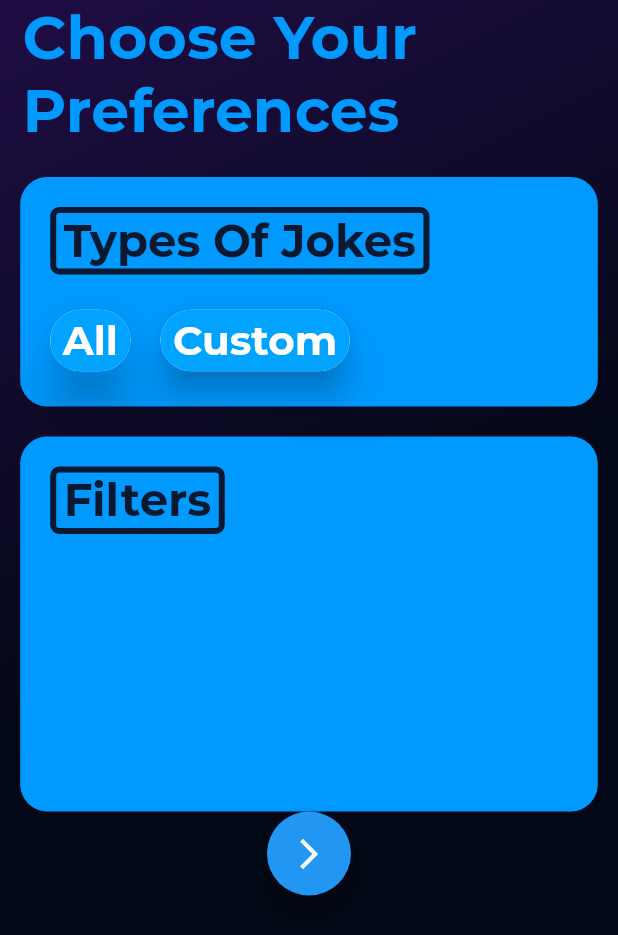
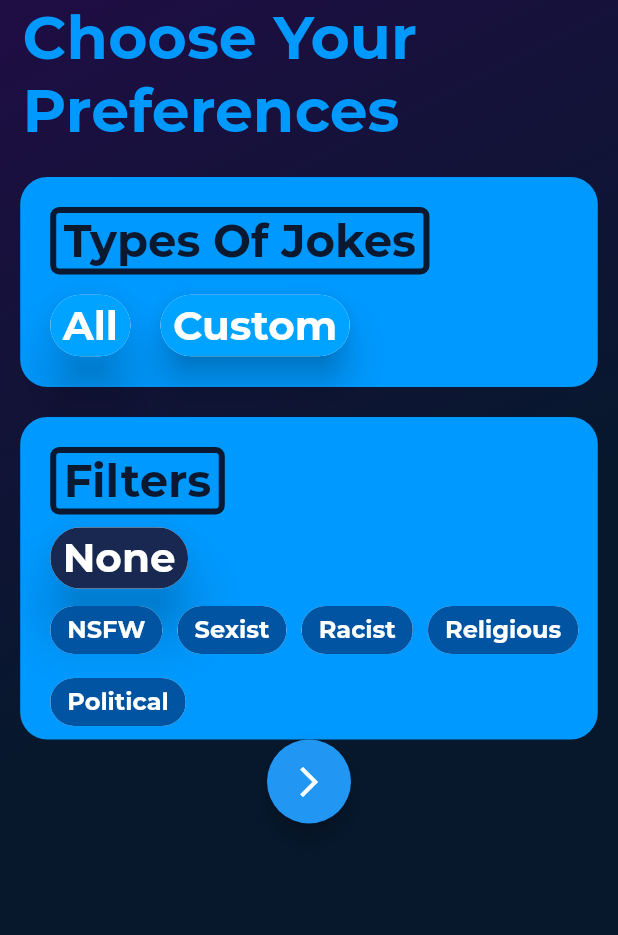
Before and after one commit to Sansh20/JokesApp, a Flutter app: the screen it shows after launch, after a tap on "All", on a phone screen of 412 x 824 dp. Shown: the top 935 px of the screen. Run offline on Flutter 3.47's test engine with Material 2 defaults, Android fonts, the phone set to English and light mode, and no system bars; our stand-ins replace shared_preferences.

Commit message:
Added Filters

```diff
--- a/lib/screens/choosePref.dart
+++ b/lib/screens/choosePref.dart
@@ -3,7 +3,6 @@ import 'package:darkjokes/services/prefs.dart';
 import 'package:flutter/material.dart';
 
 class ChoosePrefs extends StatefulWidget {
-  bool _isSelected = false;
   @override
   _ChoosePrefsState createState() => _ChoosePrefsState();
 }
@@ -11,12 +10,13 @@ class ChoosePrefs extends StatefulWidget {
 class _ChoosePrefsState extends State<ChoosePrefs> {
   bool allSel = true;
   bool cusSel = false;
+  bool noneSel = true;
   bool _visible = false;
-  double hei = 180;
+  double hei = 140;
   String categString;
-  String filter = '';
+  String filtString = '';
   TextStyle choStyle= TextStyle(fontSize: 27, fontFamily: 'Montserrat', fontWeight: FontWeight.w600, color: Colors.white);
-  TextStyle filtStyle= TextStyle(fontSize: 15, fontFamily: 'Montserrat', fontWeight: FontWeight.w600, color: Colors.white);
+  TextStyle filtStyle= TextStyle(fontSize: 16, fontFamily: 'Montserrat', fontWeight: FontWeight.w600, color: Colors.white);
   void apppearTime(bool selected){
     int timel=0;
     if(selected==false){
@@ -32,28 +32,55 @@ class _ChoosePrefsState extends State<ChoosePrefs> {
     });
     }
   }
+
   final List<Categories> _categsList = <Categories>[
     const Categories('Dark'),
     const Categories('Programming'),
     const Categories('Miscellaneous'),
   ];
-  List<String> _chips = <String>[];
+
+  List<String> _cchips = <String>[];
   setCategString(){
     setState(() {
-      categString=_chips.join(',');
+      if(allSel){
+        categString = 'Any';
+      }
+      else{
+        categString=_cchips.join(',');
+      }
     });
     print(categString);
+  }
+  final List<Blacklists> _filtList = <Blacklists>[
+    const Blacklists('NSFW'),
+    const Blacklists('Sexist'),
+    const Blacklists('Racist'),
+    const Blacklists('Religious'),
+    const Blacklists('Political'),
+  ];
+  List<String> _fchips = <String>[];
+  setFiltString(){
+    setState(() {
+      if(noneSel){
+        filtString = '';
+      }
+      else{
+        filtString='?blacklistFlags=' +_fchips.join(',');
+      }
+    });
+    print(filtString);
   }
   @override
   Widget build(BuildContext context) {
   var screenSize =  MediaQuery.of(context).size;
     return Scaffold(
           body: Container(
+            height: screenSize.height,
             decoration: BoxDecoration(
               gradient: LinearGradient(
                 begin: Alignment.topLeft,
                 end: Alignment.center,
-              colors: [Color(0xfff1F0D44), Color(0xfff020815)]
+                colors: [Color(0xfff1F0D44), Color.fromRGBO(7, 24, 45, 1.0)]
               ),
             ),
           child: Column(
@@ -85,7 +112,7 @@ class _ChoosePrefsState extends State<ChoosePrefs> {
                       ),
                       child: Text('Types Of Jokes', style: TextStyle(fontFamily: 'Montserrat', fontWeight: FontWeight.w600, color: Color.fromRGBO(10, 24, 48, 1.0), fontSize: 30),)
                     ),
-                    Padding(padding: const EdgeInsets.only(top:20)),
+                    Padding(padding: const EdgeInsets.only(top:10)),
                     Wrap(
                       spacing: 20.0,
                       children: [
@@ -100,11 +127,15 @@ class _ChoosePrefsState extends State<ChoosePrefs> {
                           onSelected: (bool selected) {
                             setState(() {
                               allSel=selected;
-                              categString='Any';
-                              if(cusSel = true){
+                              for(Categories los in _categsList){
+                                _cchips.removeWhere((String delete){
+                                  return delete == los.categs;
+                                });
+                              }
+                              if(cusSel){
                                 cusSel= false;
                                 _visible= false;
-                                hei = 153;
+                                hei = 140;
                               }
                             });
                           },
@@ -120,10 +151,15 @@ class _ChoosePrefsState extends State<ChoosePrefs> {
                           selected: cusSel,
                           onSelected: (bool selected) {
                             setState(() {
-                              hei = 230;
+                              hei = 220;
                               cusSel=selected;
                               if(cusSel==false){
-                                hei=153;
+                                hei=140;
+                                for(Categories los in _categsList){
+                                _cchips.removeWhere((String delete){
+                                  return delete == los.categs;
+                                });
+                              }
                             }
                               allSel=!selected;
                               apppearTime(selected);
@@ -139,11 +175,11 @@ class _ChoosePrefsState extends State<ChoosePrefs> {
                       color: Colors.black,
                       )*/
                     AnimatedOpacity(
-                      duration: Duration(milliseconds: 800),
+                      duration: Duration(milliseconds: 500),
                       opacity: _visible? 1.0:0.0,
                       child: _visible ?
                       Wrap(
-                        spacing: 5,
+                        spacing: 9,
                         children: categChips.toList(),
                       ) : Text(''),
                     ),
@@ -153,7 +189,7 @@ class _ChoosePrefsState extends State<ChoosePrefs> {
               Padding(padding: const EdgeInsets.only(top: 20)),
               Container(
                 padding: const EdgeInsets.only(left: 20, top: 20),
-                height: 250,
+                height: 215,
                 width: screenSize.width/1.07,
                 decoration: BoxDecoration(
                   color: Color(0xfff0099FF),
@@ -170,12 +206,71 @@ class _ChoosePrefsState extends State<ChoosePrefs> {
                       ),
                       child: Text('Filters', style: TextStyle(fontFamily: 'Montserrat', fontWeight: FontWeight.w600, color: Color.fromRGBO(10, 24, 48, 1.0), fontSize: 30),)
                     ),
+                    Padding(padding: const EdgeInsets.only(top:5),),
+                    ChoiceChip(
+                      label: Text('None'),
+                      backgroundColor: Color.fromRGBO(0, 163, 255, 1.0),
+                      elevation: 15.0,
+                      pressElevation: 0.0,
+                      shadowColor: Colors.black,
+                      labelStyle: choStyle,
+                      selected: noneSel,
+                      onSelected: (bool selected) {
+                        setState(() {
+                          noneSel=selected;
+                          if(noneSel==true){
+                            for(Blacklists polos in _filtList){
+                            _fchips.removeWhere((String delete){
+                              return delete == polos.filts;
+                            });
+                          }}
+                        });
+                      },
+                      selectedColor: Color.fromRGBO(24, 40, 80, 1.0),
+                    ),
+                    Padding(
+                      padding: const EdgeInsets.only(right: 10.0),
+                      child: Wrap(
+                        spacing: 10.0,
+                        children: filtChips.toList(),
+                      ),
+                    )
                   ]
                 ),
               ),
               FloatingActionButton(
                 child: Icon(Icons.arrow_forward_ios),
-                onPressed: ()=> setCategString(),
+                onPressed: () {
+                  setCategString();
+                  setFiltString();
+                  if(categString=='' || filtString=='?blacklistFlags=' || filtString==null){
+                    showDialog(
+                      context: context,
+                      builder: (BuildContext context){
+                        return AlertDialog(
+                          title: Text('Warning!', style: TextStyle(fontFamily: 'Montserrat', color: Colors.amber, fontWeight: FontWeight.w600,)),
+                          content: Container(
+                            padding: const EdgeInsets.only(left: 5, right: 5),
+                            decoration: BoxDecoration(
+                              color: Colors.amber,
+                              borderRadius: BorderRadius.circular(6.0),
+                              border: Border.all(color: Color.fromRGBO(10, 24, 48, 1.0), width: 4.0,),
+                            ),
+                            child: Text('Please Select A Category or Just Select "All" and Leave Filters to "None"', style: TextStyle(fontFamily: 'Montserrat', fontWeight: FontWeight.w600, color: Color.fromRGBO(10, 24, 48, 1.0), fontSize: 20),)
+                          ),
+                          actions: [
+                            FlatButton(
+                              child: Text('Close'),
+                              color: Color.fromRGBO(36, 58, 114, 1.0),
+                              onPressed: Navigator.of(context).pop,
+                            ),
+                          ],
+                          backgroundColor: Color.fromRGBO(0, 84, 161, 1.0),
+                        );
+                      }
+                    );
+                  }
+                }
               )
             ],
           ),
@@ -188,16 +283,18 @@ class _ChoosePrefsState extends State<ChoosePrefs> {
       yield FilterChip(
         label: Text(categ.categs),
         labelStyle: filtStyle,
-        backgroundColor: Color.fromRGBO(12, 66, 59, 1.0),
+        backgroundColor: Color.fromRGBO(0, 84, 161, 1.0),
         selectedColor: Color.fromRGBO(36, 58, 114, 1.0),
-        selected: _chips.contains(categ.categs),
+        checkmarkColor: Colors.white,
+        selected: _cchips.contains(categ.categs),
         onSelected: (bool selected){
           setState(() {
             if(selected){
-              _chips.add(categ.categs);
+              _cchips.add(categ.categs);
             }
+
             else{
-              _chips.removeWhere((String delete) {
+              _cchips.removeWhere((String delete) {
                 return delete == categ.categs;
               });
             }
@@ -207,62 +304,30 @@ class _ChoosePrefsState extends State<ChoosePrefs> {
       );
     }
   }
-
-  Widget filtersPrefs(){
-    return Wrap(
-        spacing: 10,
-        children: [
-          FilterChip(
-            backgroundColor: Color(0xff020815),
-            label: Text('NSFW'),
+  Iterable<Widget> get filtChips sync*{
+    for(Blacklists filt in _filtList){
+      yield FilterChip(
+        label: Text(filt.filts),
         labelStyle: filtStyle,
-            selected: widget._isSelected,
-            onSelected: (bool selected) {
-              setState(() => widget._isSelected = selected);
+        backgroundColor: Color.fromRGBO(0, 84, 161, 1.0),
+        selectedColor: Color.fromRGBO(36, 58, 114, 1.0),
+        checkmarkColor: Colors.white,
+        selected: _fchips.contains(filt.filts),
+        onSelected: (bool selected){
+          setState(() {
+            noneSel=false;
+            if(selected){
+              _fchips.add(filt.filts);
             }
-          ),
-          FilterChip(
-            backgroundColor: Color(0xff020815),
-            label: Text('Religious'),
-            labelStyle: filtStyle,
-            selected: widget._isSelected,
-            onSelected: (bool selected) {
-              setState(()=> widget._isSelected = selected);
-
-              },
-            ),
-            FilterChip(
-              backgroundColor: Color(0xff020815),
-              label: Text('Political'),
-              labelStyle: filtStyle,
-              selected: widget._isSelected,
-              onSelected: (bool selected) {
-                setState(()=> widget._isSelected = selected);
-
-              },
-            ),
-            FilterChip(
-              backgroundColor: Color(0xff020815),
-              label: Text('Sexist'),
-              labelStyle: filtStyle,
-              selected: widget._isSelected,
-              onSelected: (bool selected) {
-                setState(()=> widget._isSelected = selected);
-
-                },
-            ),
-            FilterChip(
-              backgroundColor: Color(0xff020815),
-              label: Text('Racist'),
-              labelStyle: filtStyle,
-              selected: widget._isSelected,
-              onSelected: (bool selected) {
-                setState(()=> widget._isSelected = selected);
-
-                },
-            ),
-          ]
+            else{
+              _fchips.removeWhere((String delete) {
+                return delete == filt.filts;
+              });
+            }
+          });
+        }
       );
+    }
   }
 }
 
@@ -270,3 +335,8 @@ class Categories{
   const Categories(this.categs);
   final String categs;
 }
+
+class Blacklists{
+  const Blacklists(this.filts);
+  final String filts;
+}
```
Also changed, not shown: assets/vectors/waves.png (added). Lines whose indentation alone changed are shown as unchanged.
